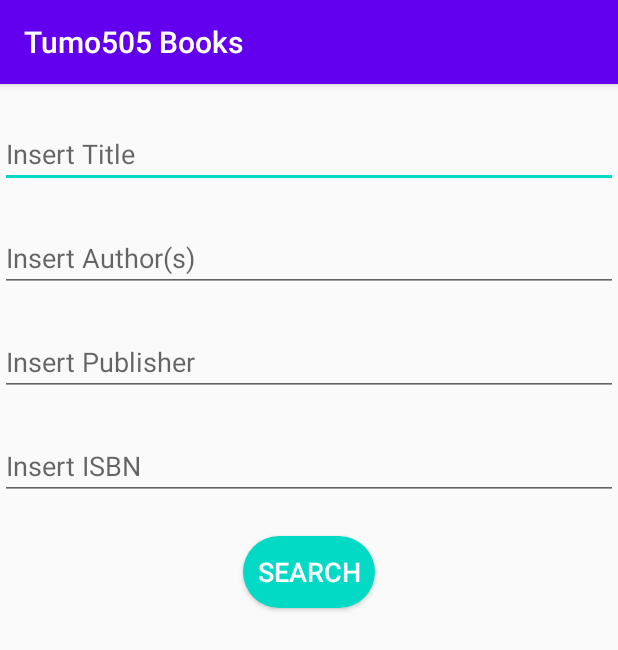
After one commit to Tumo505/Books, an Android app: the SearchActivity screen opened directly, with no data from a screen before it, on a phone screen of 412 x 824 dp. The commit adds this screen. Shown: the top 650 px of the screen. Run offline under Robolectric (Android 15) with nearby library versions, the phone set to English and light mode, and no system bars.

Commit message:
advanced search

```diff
--- a/app/build.gradle
+++ b/app/build.gradle
@@ -13,7 +13,6 @@ android {
         targetSdkVersion 29
         versionCode 1
         versionName "1.0"
-
         testInstrumentationRunner "androidx.test.runner.AndroidJUnitRunner"
         vectorDrawables.useSupportLibrary = true
     }
@@ -33,6 +32,7 @@ dependencies {
     implementation 'androidx.appcompat:appcompat:1.3.0-alpha01'
     implementation 'androidx.recyclerview:recyclerview:1.1.0'
     implementation 'com.android.support:appcompat-v7:+'
+    implementation 'com.squareup.picasso:picasso:2.5.2'
     testImplementation 'junit:junit:4.12'
     androidTestImplementation 'androidx.test.ext:junit:1.1.1'
     androidTestImplementation 'androidx.test.espresso:espresso-core:3.2.0'
--- a/app/src/main/AndroidManifest.xml
+++ b/app/src/main/AndroidManifest.xml
@@ -11,7 +11,8 @@
         android:roundIcon="@mipmap/ic_launcher_round"
         android:supportsRtl="true"
         android:theme="@style/AppTheme">
-        <activity android:name=".BookDetail"></activity>
+        <activity android:name=".SearchActivity"></activity>
+        <activity android:name=".BookDetail" />
         <activity android:name=".BookListActivity">
             <intent-filter>
                 <action android:name="android.intent.action.MAIN" />
--- /dev/null
+++ b/app/src/main/java/com/tumo505/books/SearchActivity.java
@@ -0,0 +1,14 @@
+package com.tumo505.books;
+
+import androidx.appcompat.app.AppCompatActivity;
+
+import android.os.Bundle;
+
+public class SearchActivity extends AppCompatActivity {
+
+    @Override
+    protected void onCreate(Bundle savedInstanceState) {
+        super.onCreate(savedInstanceState);
+        setContentView(R.layout.activity_search);
+    }
+}
--- /dev/null
+++ b/app/src/main/res/drawable/search_button_shape.xml
@@ -0,0 +1,8 @@
+<?xml version="1.0" encoding="utf-8"?>
+<shape xmlns:android="http://schemas.android.com/apk/res/android"
+    android:shape="rectangle"
+    >
+    <corners android:radius="50dp" />
+    <solid android:color="@color/colorAccent" />
+
+</shape>
--- a/app/src/main/res/layout/activity_book_detail.xml
+++ b/app/src/main/res/layout/activity_book_detail.xml
@@ -23,6 +23,7 @@
         android:layout_height="wrap_content"
         android:layout_marginTop="@dimen/standard_margin"
         android:text="@{Book.title}"
+        android:textColor="@color/colorPrimary"
         app:layout_constraintEnd_toEndOf="parent"
         app:layout_constraintHorizontal_bias="0.498"
         app:layout_constraintStart_toStartOf="parent"
@@ -44,6 +45,7 @@
         android:id="@+id/imgCover"
         android:layout_width="169dp"
         android:layout_height="184dp"
+        android:imageUrl="@{Book.thumbnail}"
         android:layout_marginStart="@dimen/standard_margin"
         android:layout_marginLeft="@dimen/standard_margin"
         android:layout_marginTop="@dimen/standard_margin"
@@ -60,6 +62,7 @@
         android:layout_marginLeft="@dimen/standard_margin"
         android:layout_marginTop="@dimen/standard_margin"
         android:text="@{Book.authors}"
+        android:textColor="@color/colorAccent"
         app:layout_constraintStart_toEndOf="@+id/imgCover"
         app:layout_constraintTop_toBottomOf="@+id/tvSubtitle" />
 
--- /dev/null
+++ b/app/src/main/res/layout/activity_search.xml
@@ -0,0 +1,59 @@
+<?xml version="1.0" encoding="utf-8"?>
+<LinearLayout xmlns:android="http://schemas.android.com/apk/res/android"
+    xmlns:tools="http://schemas.android.com/tools"
+    android:orientation="vertical"
+    android:layout_width="match_parent"
+    android:layout_height="match_parent"
+    tools:context=".SearchActivity">
+
+    <EditText
+        android:id="@+id/etTitle"
+        android:layout_width="match_parent"
+        android:layout_height="wrap_content"
+        android:ems="10"
+        android:inputType="textPersonName"
+        android:layout_marginTop="@dimen/margin_search_activity"
+        android:hint="@string/hint_title"
+        />
+
+    <EditText
+        android:id="@+id/etAuthor"
+        android:layout_width="match_parent"
+        android:layout_height="wrap_content"
+        android:ems="10"
+        android:inputType="textPersonName"
+        android:layout_marginTop="@dimen/margin_search_activity"
+        android:hint="@string/hint_author"
+         />
+
+    <EditText
+        android:id="@+id/etPublisher"
+        android:layout_width="match_parent"
+        android:layout_height="wrap_content"
+        android:ems="10"
+        android:inputType="textPersonName"
+        android:layout_marginTop="@dimen/margin_search_activity"
+        android:hint="@string/hint_publisher"
+        />
+
+    <EditText
+        android:id="@+id/etIsbn"
+        android:layout_width="match_parent"
+        android:layout_height="wrap_content"
+        android:ems="10"
+        android:inputType="textPersonName"
+        android:layout_marginTop="@dimen/margin_search_activity"
+        android:hint="@string/hint_ISBN"
+         />
+
+    <Button
+        android:id="@+id/btnSearch"
+        android:layout_width="wrap_content"
+        android:layout_height="wrap_content"
+        android:layout_marginTop="@dimen/margin_search_activity"
+        android:text="@string/search"
+        android:layout_gravity="center"
+        android:background="@drawable/search_button_shape"
+        android:textSize="@dimen/search_button_text_size"
+        android:textColor="#ffffff"/>
+</LinearLayout>
--- a/app/src/main/res/menu/book_list_menu.xml
+++ b/app/src/main/res/menu/book_list_menu.xml
@@ -5,4 +5,7 @@
     android:title="search"
     app:actionViewClass="android.widget.SearchView"
     app:showAsAction="always" />
+    <item android:id="@+id/action_advanced_search"
+        android:title="@string/advanced_search"
+        app:showAsAction="never" />
 </menu>
--- a/app/src/main/res/values/dimens.xml
+++ b/app/src/main/res/values/dimens.xml
@@ -4,4 +4,6 @@
     <dimen name="authors_size">18sp</dimen>
     <dimen name="published_date_padding">8dp</dimen>
     <dimen name="standard_margin">16dp</dimen>
+    <dimen name="margin_search_activity">24dp</dimen>
+    <dimen name="search_button_text_size">18sp</dimen>
 </resources>
--- a/app/src/main/res/values/strings.xml
+++ b/app/src/main/res/values/strings.xml
@@ -2,4 +2,10 @@
     <string name="app_name">Tumo505 Books</string>
     <string name="error_data_message">Error Loading data from Google Books API</string>
     <string name="search">Search</string>
+
+    <string name="hint_title">Insert Title</string>
+    <string name="hint_author">Insert Author(s)</string>
+    <string name="hint_publisher">Insert Publisher</string>
+    <string name="hint_ISBN">Insert ISBN</string>
+    <string name="advanced_search">Advanced Search</string>
 </resources>
```
Also changed, not shown: app/src/main/java/com/tumo505/books/ApiUtil.java (+8 -1 lines), app/src/main/java/com/tumo505/books/Book.java (+19 -1 lines), app/src/main/java/com/tumo505/books/BookListActivity.java (+17 -0 lines).
